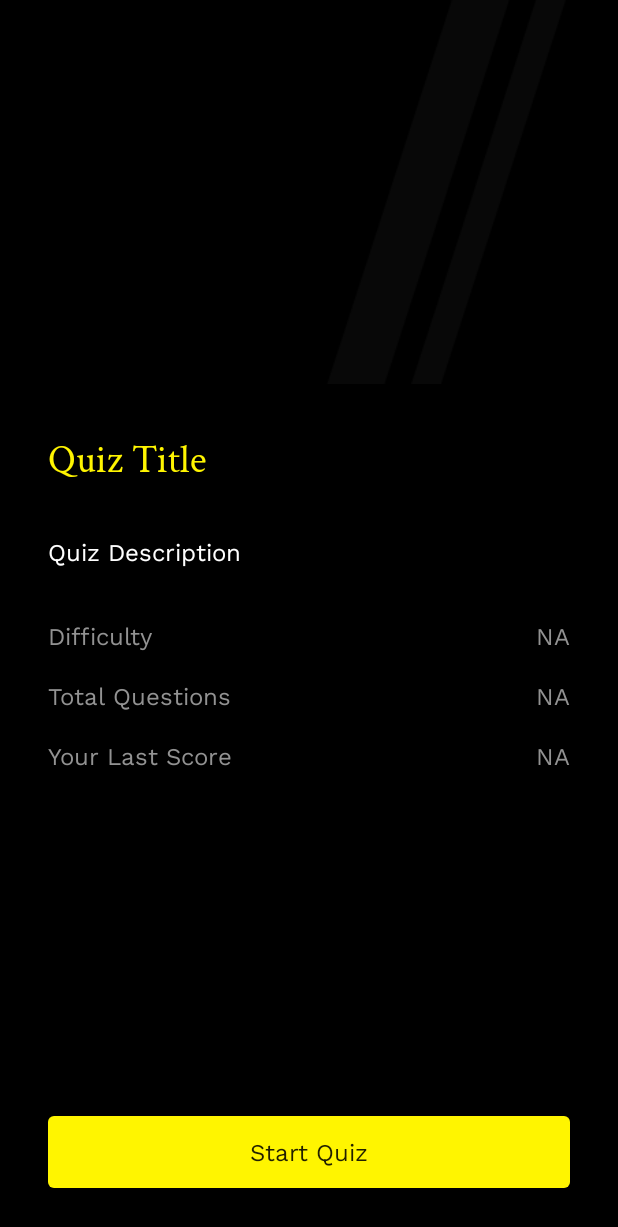
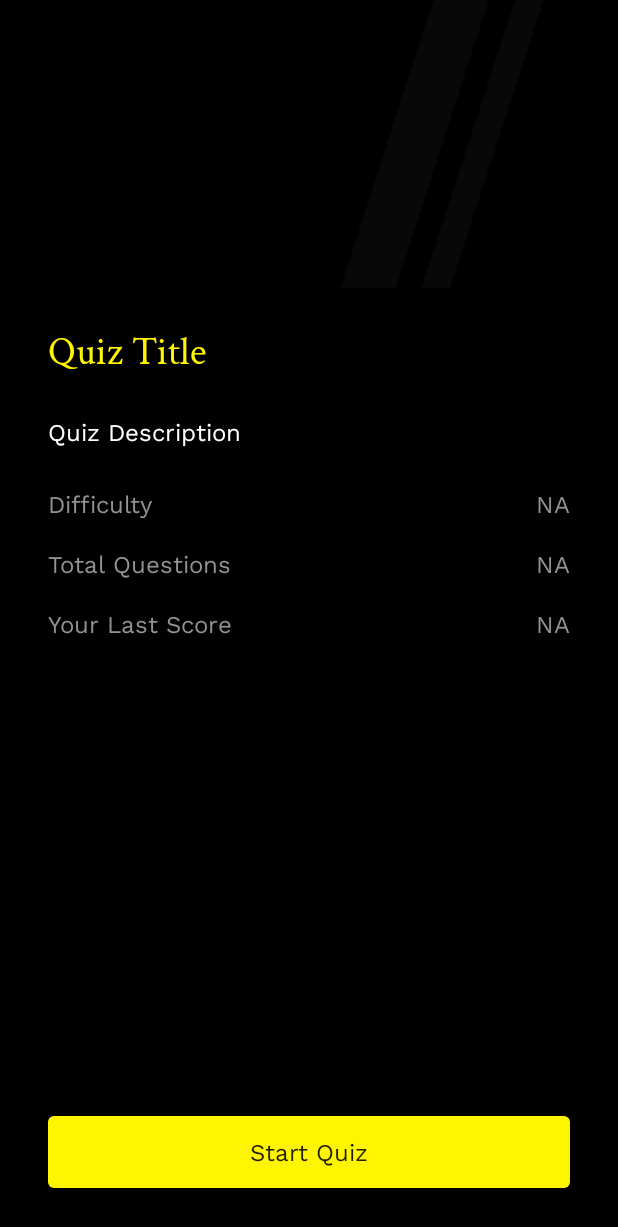
Before and after one commit to vdelll/Android-Quiz, an Android app: the DetailsFragment screen opened through its navigation route, on a phone screen of 412 x 824 dp. Shown: the top 1227 px of the screen. Run offline under Robolectric (Android 15) with nearby library versions, the phone set to English and light mode, and no system bars; our stand-ins replace Firebase (no records; nobody signed in at launch, a user with empty details on screens opened directly); 5 statements that could not run were skipped.

Commit message:
display Details of a quiz

```diff
--- a/app/src/main/java/fr/vdelll/quizappmvvm/DetailsFragment.java
+++ b/app/src/main/java/fr/vdelll/quizappmvvm/DetailsFragment.java
@@ -5,13 +5,36 @@ import android.os.Bundle;
 import androidx.annotation.NonNull;
 import androidx.annotation.Nullable;
 import androidx.fragment.app.Fragment;
+import androidx.lifecycle.Observer;
+import androidx.lifecycle.ViewModelProvider;
+import androidx.navigation.NavController;
+import androidx.navigation.Navigation;
 
 import android.view.LayoutInflater;
 import android.view.View;
 import android.view.ViewGroup;
+import android.widget.Button;
+import android.widget.ImageView;
+import android.widget.TextView;
 import android.widget.Toast;
 
-public class DetailsFragment extends Fragment {
+import com.bumptech.glide.Glide;
+
+import java.util.List;
+
+public class DetailsFragment extends Fragment implements View.OnClickListener {
+
+    private NavController navController;
+    private QuizListViewModel quizListViewModel;
+    private int position;
+
+    private ImageView detailsImage;
+    private TextView detailsTitle;
+    private TextView detailsDesc;
+    private TextView detailsDiff;
+    private TextView detailsQuestions;
+
+    private Button detailsStartBtn;
 
     public DetailsFragment() {
         // Required empty public constructor
@@ -27,6 +50,52 @@ public class DetailsFragment extends Fragment {
     @Override
     public void onViewCreated(@NonNull View view, @Nullable Bundle savedInstanceState) {
         super.onViewCreated(view, savedInstanceState);
-        int position = DetailsFragmentArgs.fromBundle(getArguments()).getPosition();
+
+        navController = Navigation.findNavController(view);
+        position = DetailsFragmentArgs.fromBundle(getArguments()).getPosition();
+
+        // Initialize UI elements
+        detailsImage = view.findViewById(R.id.details_image);
+        detailsTitle = view.findViewById(R.id.details_title);
+        detailsDesc = view.findViewById(R.id.details_desc);
+        detailsDiff = view.findViewById(R.id.details_difficulty_text);
+        detailsQuestions = view.findViewById(R.id.details_questions_text);
+
+        detailsStartBtn = view.findViewById(R.id.details_start_btn);
+        detailsStartBtn.setOnClickListener(this);
+    }
+
+    @Override
+    public void onActivityCreated(@Nullable Bundle savedInstanceState) {
+        super.onActivityCreated(savedInstanceState);
+        quizListViewModel = new ViewModelProvider(getActivity()).get(QuizListViewModel.class);
+        quizListViewModel.getQuizListModelData().observe(getViewLifecycleOwner(), new Observer<List<QuizListModel>>() {
+            @Override
+            public void onChanged(List<QuizListModel> quizListModelList) {
+
+                Glide.with(getContext())
+                        .load(quizListModelList.get(position).getImage())
+                        .centerCrop()
+                        .placeholder(R.drawable.placeholder_image)
+                        .into(detailsImage);
+
+                detailsTitle.setText(quizListModelList.get(position).getName());
+                detailsDesc.setText(quizListModelList.get(position).getDesc());
+                detailsDiff.setText(quizListModelList.get(position).getLevel());
+                detailsQuestions.setText(quizListModelList.get(position).getQuestions() + "");
+
+            }
+        });
+    }
+
+    @Override
+    public void onClick(View view) {
+        switch (view.getId()){
+            case R.id.details_start_btn :
+                DetailsFragmentDirections.ActionDetailsFragmentToQuizFragment action = DetailsFragmentDirections.actionDetailsFragmentToQuizFragment();
+                action.setPosition(position);
+                navController.navigate(action);
+                break;
+        }
     }
 }
--- /dev/null
+++ b/app/src/main/res/anim/slide_down.xml
@@ -0,0 +1,9 @@
+<?xml version="1.0" encoding="utf-8"?>
+<set xmlns:android="http://schemas.android.com/apk/res/android"
+    android:interpolator="@android:interpolator/decelerate_cubic">
+    <translate android:fromYDelta="0%"
+        android:toYDelta="100%"
+        android:fromXDelta="0%"
+        android:toXDelta="0%"
+        android:duration="400"/>
+</set>
--- /dev/null
+++ b/app/src/main/res/anim/slide_up.xml
@@ -0,0 +1,9 @@
+<?xml version="1.0" encoding="utf-8"?>
+<set xmlns:android="http://schemas.android.com/apk/res/android"
+    android:interpolator="@android:interpolator/decelerate_cubic">
+    <translate android:fromYDelta="100%"
+        android:toYDelta="0%"
+        android:fromXDelta="0%"
+        android:toXDelta="0%"
+        android:duration="400"/>
+</set>
--- a/app/src/main/res/layout/fragment_details.xml
+++ b/app/src/main/res/layout/fragment_details.xml
@@ -10,7 +10,7 @@
     <ImageView
         android:id="@+id/details_image"
         android:layout_width="0dp"
-        android:layout_height="256dp"
+        android:layout_height="192dp"
         android:scaleType="centerCrop"
         app:layout_constraintEnd_toEndOf="parent"
         app:layout_constraintStart_toStartOf="parent"
@@ -22,7 +22,7 @@
         android:layout_width="wrap_content"
         android:layout_height="wrap_content"
         android:layout_marginStart="32dp"
-        android:layout_marginTop="32dp"
+        android:layout_marginTop="24dp"
         android:fontFamily="@font/crimson_text"
         android:text="Quiz Title"
         android:textColor="@color/colorPrimary"
@@ -32,14 +32,16 @@
 
     <TextView
         android:id="@+id/details_desc"
-        android:layout_width="wrap_content"
+        android:layout_width="0dp"
         android:layout_height="wrap_content"
         android:layout_marginStart="32dp"
-        android:layout_marginTop="32dp"
+        android:layout_marginTop="24dp"
+        android:layout_marginEnd="32dp"
         android:fontFamily="@font/work_sans"
         android:text="Quiz Description"
         android:textColor="@android:color/white"
         android:textSize="16sp"
+        app:layout_constraintEnd_toEndOf="parent"
         app:layout_constraintStart_toStartOf="parent"
         app:layout_constraintTop_toBottomOf="@+id/details_title"
         app:lineHeight="28dp" />
@@ -49,7 +51,7 @@
         android:layout_width="wrap_content"
         android:layout_height="wrap_content"
         android:layout_marginStart="32dp"
-        android:layout_marginTop="32dp"
+        android:layout_marginTop="24dp"
         android:fontFamily="@font/work_sans"
         android:text="Difficulty"
         android:textColor="@color/colorLightText"
--- a/app/src/main/res/navigation/nav_graph.xml
+++ b/app/src/main/res/navigation/nav_graph.xml
@@ -38,7 +38,11 @@
         tools:layout="@layout/fragment_details" >
         <action
             android:id="@+id/action_detailsFragment_to_quizFragment"
-            app:destination="@id/quizFragment" />
+            app:destination="@id/quizFragment"
+            app:enterAnim="@anim/slide_up"
+            app:exitAnim="@anim/fade_out"
+            app:popEnterAnim="@anim/fade_in"
+            app:popExitAnim="@anim/slide_down"/>
         <argument
             android:name="position"
             app:argType="integer"
@@ -51,7 +55,11 @@
         tools:layout="@layout/fragment_quiz" >
         <action
             android:id="@+id/action_quizFragment_to_resultFragment"
-            app:destination="@id/resultFragment" />
+            app:destination="@id/resultFragment"/>
+        <argument
+            android:name="position"
+            app:argType="integer"
+            android:defaultValue="0" />
     </fragment>
     <fragment
         android:id="@+id/resultFragment"
```
